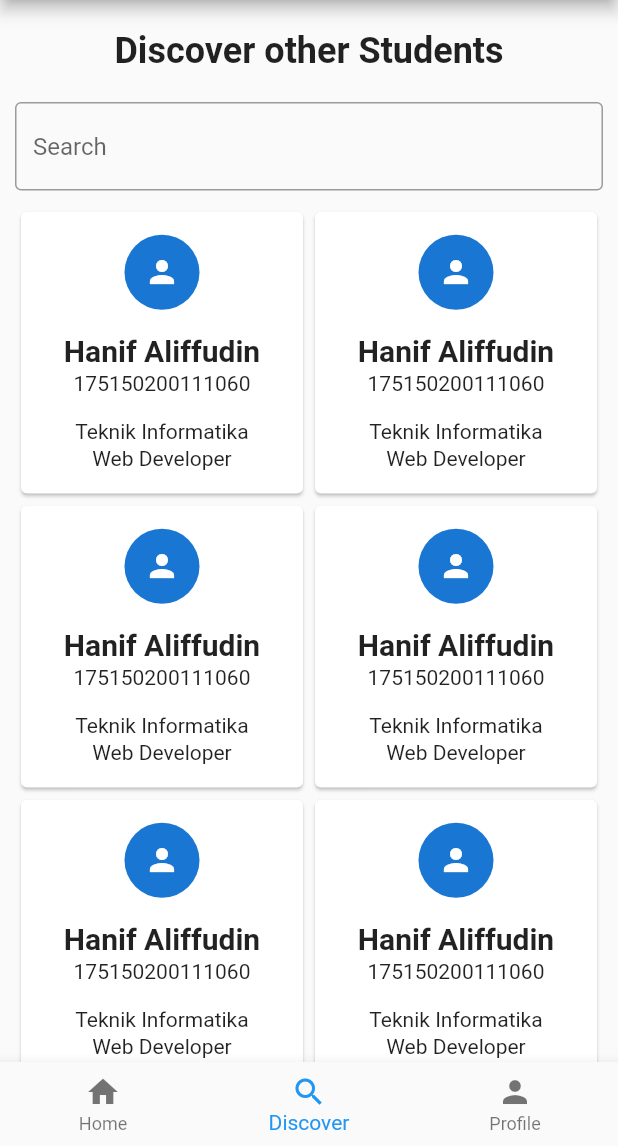
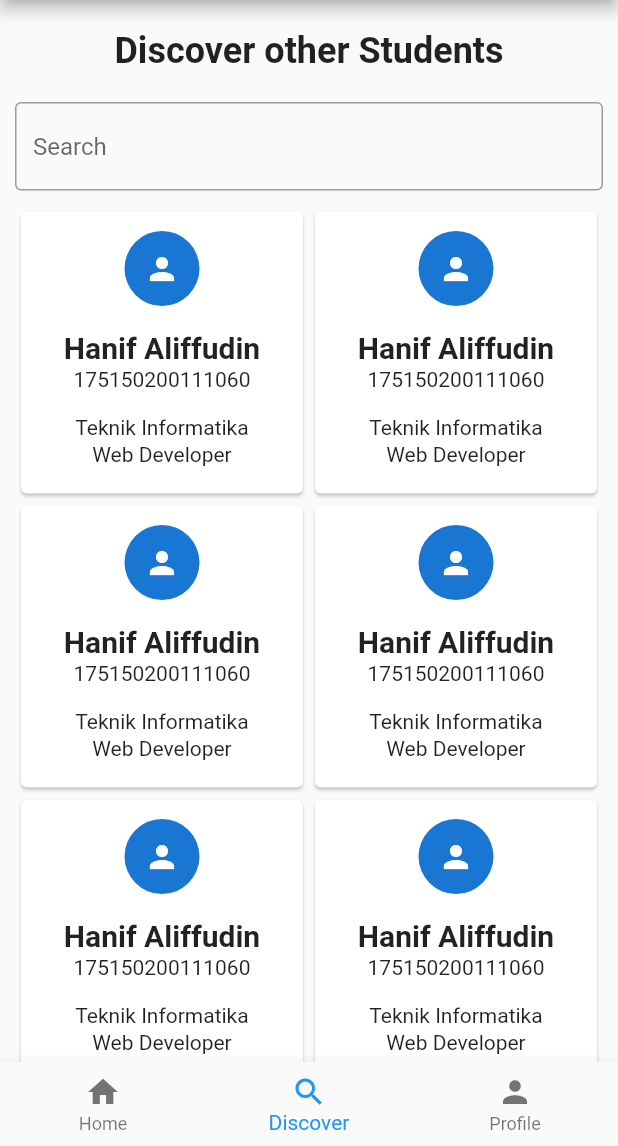
Before and after one commit to hanifaliffudin/ePortfolio_mobile, a Flutter app: the screen it shows after launch, item 2 of the bottom bar chosen, on a phone screen of 412 x 824 dp, the part 90-1236 px from its top. Run offline on Flutter 3.47's test engine with Material 2 defaults, Android fonts, the phone set to English and light mode, and no system bars; network calls fail.

Commit message:
update component

```diff
--- a/lib/widgets/about_me_content.dart
+++ b/lib/widgets/about_me_content.dart
@@ -1,10 +1,8 @@
 import 'package:eportfolio/widgets/block/about_me.dart';
 import 'package:eportfolio/widgets/block/add_skill.dart';
-import 'package:eportfolio/widgets/box_add_post.dart';
 import 'package:eportfolio/widgets/block/newest_activity.dart';
 import 'package:eportfolio/widgets/block/personal_information_block.dart';
 import 'package:flutter/material.dart';
-
 import 'block/add_interest.dart';
 import 'block/add_socialMedia.dart';
 
--- a/lib/widgets/box_add_post.dart
+++ b/lib/widgets/box_add_post.dart
@@ -49,7 +49,7 @@ class _BoxAddPostState extends State<BoxAddPost> {
                         children: [
                           Row(
                             children: [
-                              Text('Add Articles/Project'),
+                              Text('Add Articles'),
                               Icon(Icons.article),
                             ],
                           )
--- a/lib/widgets/card/discover_card.dart
+++ b/lib/widgets/card/discover_card.dart
@@ -11,8 +11,6 @@ class _DiscoverCardState extends State<DiscoverCard> {
   @override
   Widget build(BuildContext context) {
     return Card(
-      child: Padding(
-        padding: EdgeInsets.all(8),
       child: Column(
         mainAxisAlignment: MainAxisAlignment.center,
         children: [
@@ -34,8 +32,8 @@ class _DiscoverCardState extends State<DiscoverCard> {
           Text('Teknik Informatika'),
           SizedBox(height: 2  ,),
           Text('Web Developer'),
+          SizedBox(height: 5,)
         ],
-        ),
       ),
     );
   }
```
Lines whose indentation alone changed are shown as unchanged.
